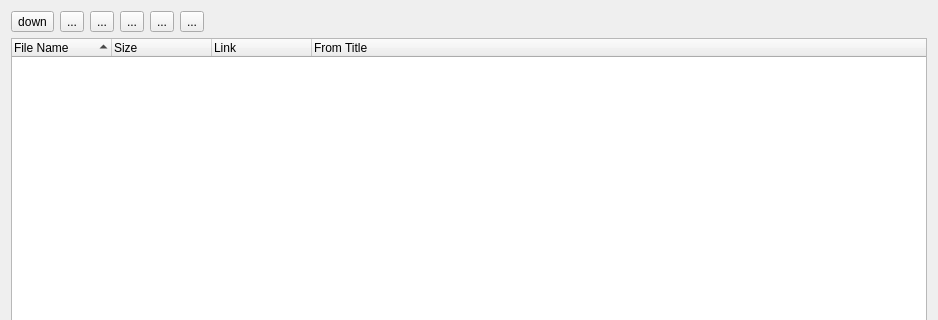
Old version of the form cart.ui in the repository androidarduino/verycdgrabber; both pictures show x 0 to 938 and y 0 to 320 of the 938 by 671 pixel window.
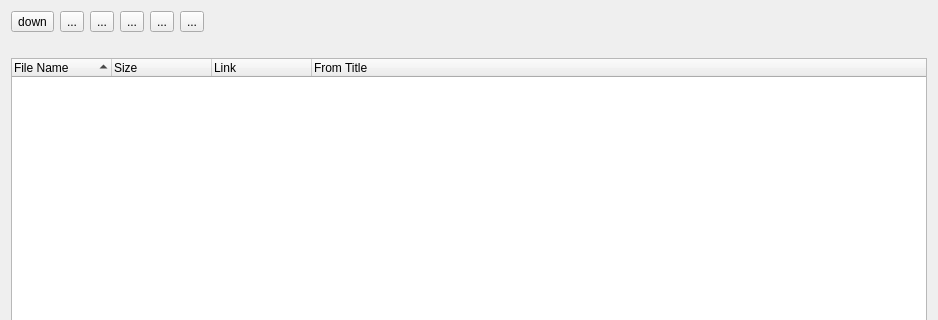
New version of the form.

Commit message: added summary to cart

Diff of the .ui file:
```diff
--- a/cart.ui
+++ b/cart.ui
@@ -74,8 +74,15 @@
     </layout>
    </item>
    <item>
-    <widget class="QTreeWidget" name="treeWidget">
-     <property name="selectionMode">
+    <widget class="QLabel" name="status" >
+     <property name="text" >
+      <string/>
+     </property>
+    </widget>
+   </item>
+   <item>
+    <widget class="QTreeWidget" name="treeWidget" >
+     <property name="selectionMode" >
       <enum>QAbstractItemView::MultiSelection</enum>
      </property>
      <property name="sortingEnabled">
```
Left out of the diff: 67 changed lines with no effect on the pictures. The commit also changes 1 other file.
